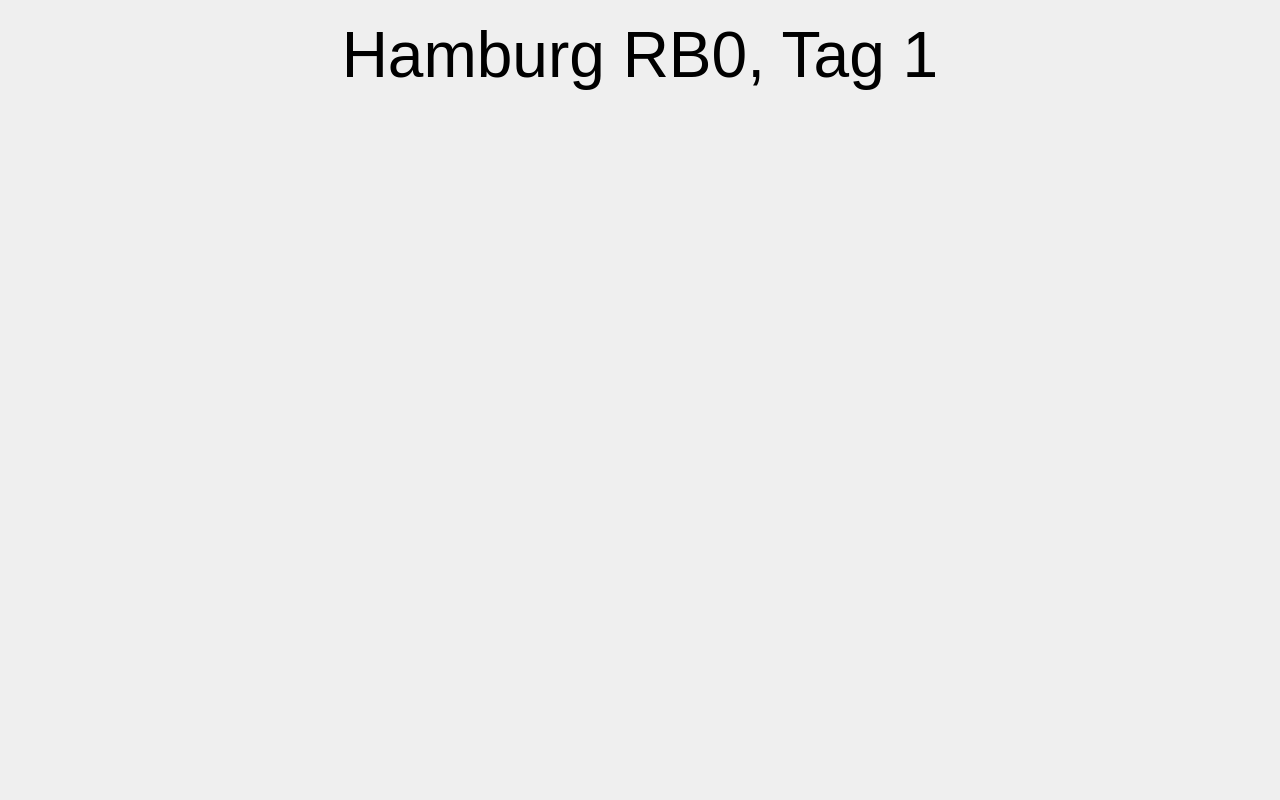
Old version of the form ui/MainWindow.ui in the repository zerlix/Spu-UI.
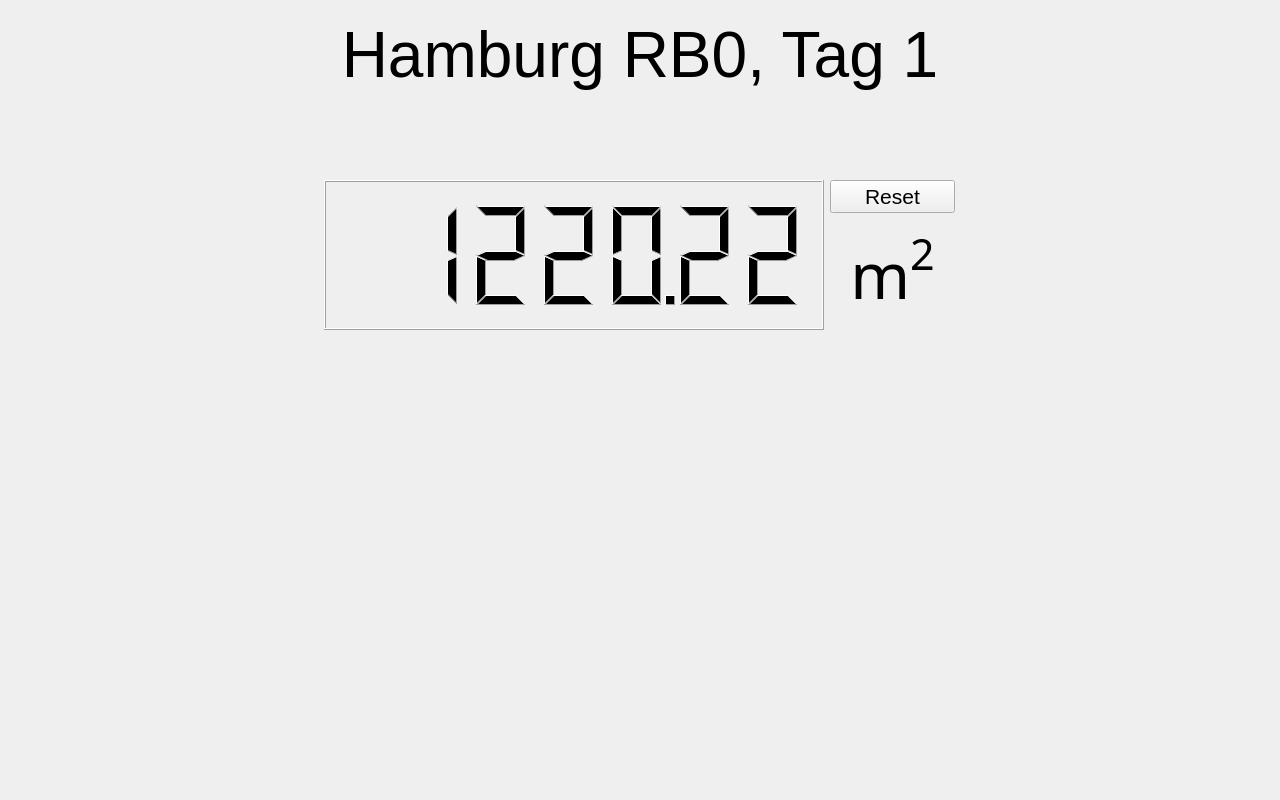
New version of the form. Icons and pictures are not drawn.

Commit message: UI Elemente Gesamtmenge hinzugefügt

```diff
--- a/ui/MainWindow.ui
+++ b/ui/MainWindow.ui
@@ -105,6 +105,76 @@
      <bool>true</bool>
     </property>
    </widget>
+   <widget class="QWidget" name="">
+    <property name="geometry">
+     <rect>
+      <x>324</x>
+      <y>180</y>
+      <width>631</width>
+      <height>152</height>
+     </rect>
+    </property>
+    <layout class="QFormLayout" name="M2formLayout">
+     <item row="0" column="0">
+      <widget class="QLCDNumber" name="M2lcdNumber">
+       <property name="sizePolicy">
+        <sizepolicy hsizetype="Minimum" vsizetype="Minimum">
+         <horstretch>0</horstretch>
+         <verstretch>0</verstretch>
+        </sizepolicy>
+       </property>
+       <property name="minimumSize">
+        <size>
+         <width>500</width>
+         <height>150</height>
+        </size>
+       </property>
+       <property name="smallDecimalPoint">
+        <bool>true</bool>
+       </property>
+       <property name="digitCount">
+        <number>7</number>
+       </property>
+       <property name="value" stdset="0">
+        <double>1220.220000000000027</double>
+       </property>
+      </widget>
+     </item>
+     <item row="0" column="1">
+      <layout class="QVBoxLayout" name="verticalLayout">
+       <item>
+        <widget class="QPushButton" name="M2pushButton">
+         <property name="text">
+          <string>Reset</string>
+         </property>
+        </widget>
+       </item>
+       <item>
+        <widget class="QLabel" name="M2label">
+         <property name="font">
+          <font>
+           <family>Segoe Fluent Icons</family>
+           <pointsize>14</pointsize>
+          </font>
+         </property>
+         <property name="text">
+          <string>&lt;html&gt;&lt;head/&gt;&lt;body&gt;&lt;p&gt;&lt;span style=&quot; font-size:48pt;&quot;&gt;m&lt;/span&gt;&lt;span style=&quot; font-size:48pt; vertical-align:super;&quot;&gt;2&lt;/span&gt;&lt;/p&gt;&lt;/body&gt;&lt;/html&gt;</string>
+         </property>
+         <property name="textFormat">
+          <enum>Qt::RichText</enum>
+         </property>
+         <property name="scaledContents">
+          <bool>false</bool>
+         </property>
+         <property name="alignment">
+          <set>Qt::AlignCenter</set>
+         </property>
+        </widget>
+       </item>
+      </layout>
+     </item>
+    </layout>
+   </widget>
   </widget>
  </widget>
  <resources/>
```
The commit also changes 2 other files.
